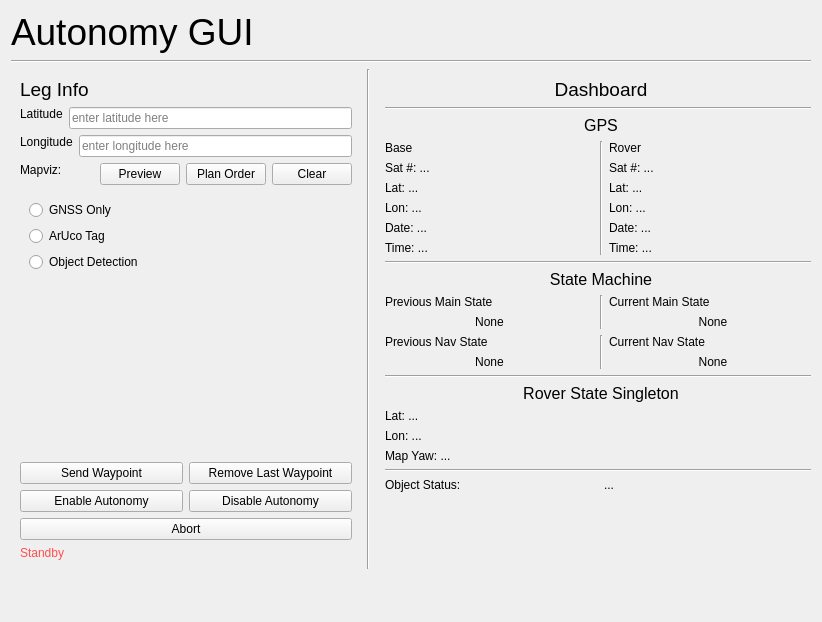
First picture: the form in mars_ws/src/autonomy/autonomy_gui.ui, repository BYUMarsRover/Autonomy-ROS2, before the edit.
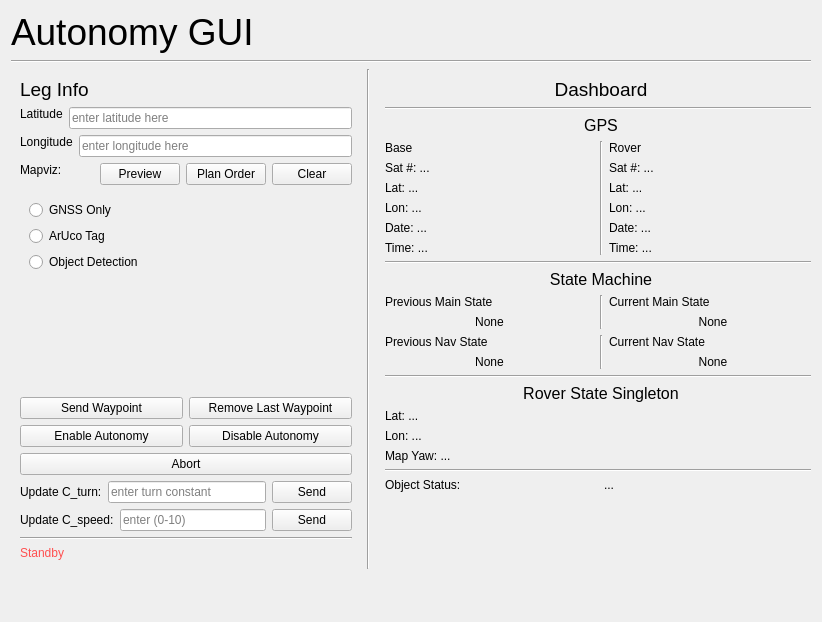
Second picture: the form after the edit.

Commit message: Adjusting Drive Constants On the fly for tunning

```diff
--- a/mars_ws/src/autonomy/autonomy_gui.ui
+++ b/mars_ws/src/autonomy/autonomy_gui.ui
@@ -397,6 +397,78 @@
               </property>
              </widget>
             </item>
+            <!-- Turn Constant Setting Item -->
+            <item>
+             <layout class="QHBoxLayout" name="horizontalLayout_3">
+              <property name="alignment">
+               <set>Qt::AlignTop</set>
+              </property>
+              <!-- Turn Constant Label -->
+              <item>
+               <widget class="QLabel" name="TurnConstantLabel">
+                <property name="text">
+                 <string>Update C_turn:</string>
+                </property>
+               </widget>
+              </item>
+              <!-- Turn Constant Input -->
+              <item>
+               <widget class="QLineEdit" name="TurnConstantInput">
+                <property name="placeholderText">
+                 <string>enter turn constant</string>
+                </property>
+               </widget>
+              </item>
+              <!-- Send Turn Constant Button -->
+              <item>
+               <widget class="QPushButton" name="SetTurnConstantButton">
+                <property name="text">
+                 <string>Send</string>
+                </property>
+               </widget>
+              </item>
+             </layout>
+            </item>
+            <!-- Speed Constant Setting Item -->
+            <item>
+             <layout class="QHBoxLayout" name="horizontalLayout_3">
+              <property name="alignment">
+               <set>Qt::AlignTop</set>
+              </property>
+              <!-- Turn Constant Label -->
+              <item>
+               <widget class="QLabel" name="SpeedConstantLabel">
+                <property name="text">
+                 <string>Update C_speed:</string>
+                </property>
+               </widget>
+              </item>
+              <!-- Turn Constant Input -->
+              <item>
+               <widget class="QLineEdit" name="SpeedConstantInput">
+                <property name="placeholderText">
+                 <string>enter (0-10)</string>
+                </property>
+               </widget>
+              </item>
+              <!-- Send Turn Constant Button -->
+              <item>
+               <widget class="QPushButton" name="SetSpeedConstantButton">
+                <property name="text">
+                 <string>Send</string>
+                </property>
+               </widget>
+              </item>
+             </layout>
+            </item>
+            <!-- Horizontal Dividing Line -->
+            <item>
+             <widget class="Line" name="line_3">
+              <property name="orientation">
+               <enum>Qt::Horizontal</enum>
+              </property>
+             </widget>
+            </item>
             <!-- Error/Success Messages Item -->
             <item>
              <widget class="QLabel" name="error_label">
```
The commit also changes 2 other files.
